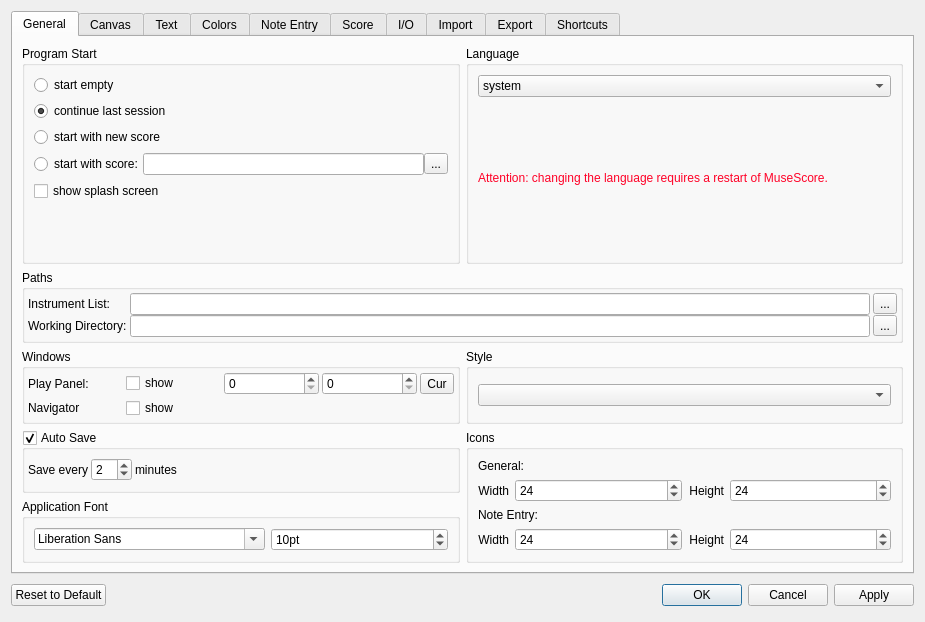
Qt form mscore/mscore/prefsdialog.ui (musescore/musescore-old) before a commit.
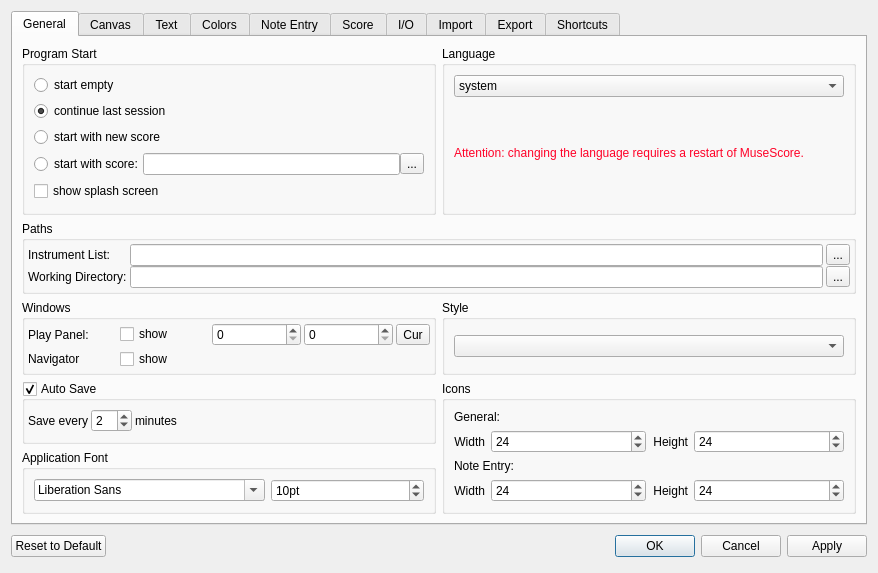
The same form after that commit. Icons and pictures are not drawn. Custom widgets are drawn as their Qt base class.

Commit message: - Remove faulty "hemidemisemiquaver" text from en_GB translation - Fix lyric hyphen line to more closely approximate dimensions of an actual hyphen - Adjust size of preferences dialog for small screen sizes

```diff
--- a/mscore/mscore/prefsdialog.ui
+++ b/mscore/mscore/prefsdialog.ui
@@ -6,8 +6,8 @@
    <rect>
     <x>0</x>
     <y>0</y>
-    <width>925</width>
-    <height>622</height>
+    <width>878</width>
+    <height>557</height>
    </rect>
   </property>
   <property name="windowTitle">
```
The commit also changes 3 other files.
